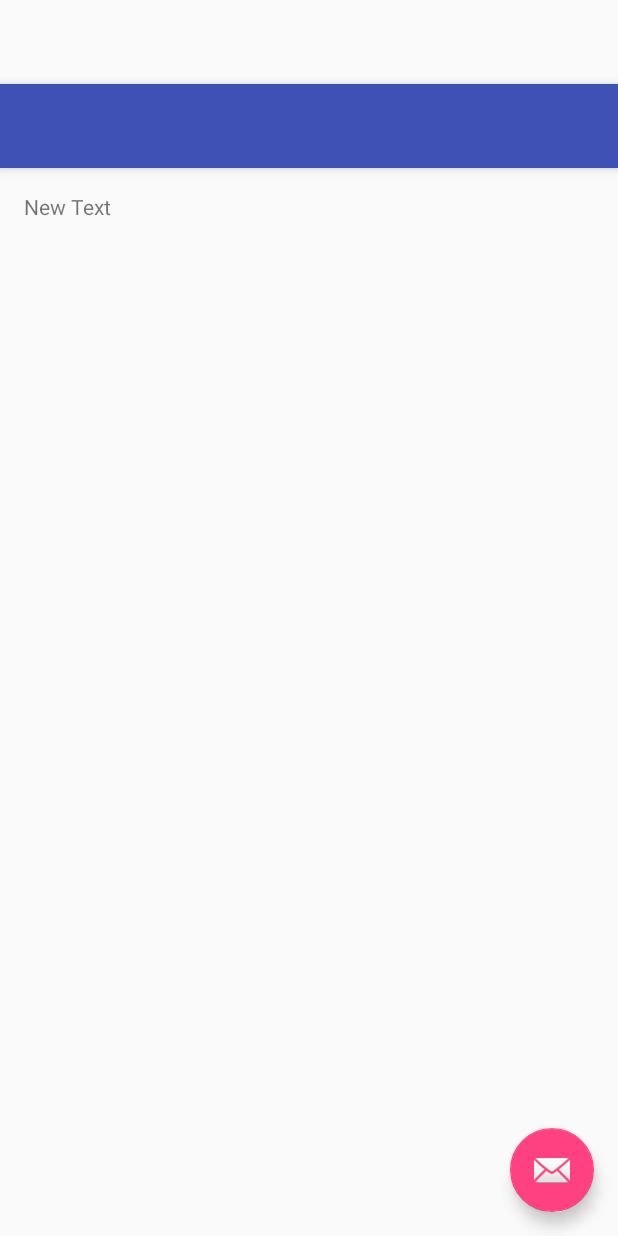
After one commit to zhangswings/Practice, an Android app: the layout activity_next.xml on its own in the app's theme, with its tools: preview values and no code run, on a phone screen of 412 x 824 dp. The commit adds this screen. Run offline under Robolectric (Android 15) with nearby library versions, the phone set to English and light mode, and no system bars.

Commit message:
TextView点击事件

```diff
--- a/app/build.gradle
+++ b/app/build.gradle
@@ -23,4 +23,5 @@ dependencies {
     compile fileTree(dir: 'libs', include: ['*.jar'])
     testCompile 'junit:junit:4.12'
     compile 'com.android.support:appcompat-v7:23.1.1'
+    compile 'com.android.support:design:23.1.1'
 }
--- a/app/src/main/AndroidManifest.xml
+++ b/app/src/main/AndroidManifest.xml
@@ -18,6 +18,10 @@
                 <category android:name="android.intent.category.LAUNCHER" />
             </intent-filter>
         </activity>
+        <activity
+            android:name=".NextActivity"
+            android:label="@string/title_activity_next"
+            android:theme="@style/AppTheme.NoActionBar"></activity>
     </application>
 
 </manifest>
--- /dev/null
+++ b/app/src/main/java/com/example/zhangswings/practice/NextActivity.java
@@ -0,0 +1,40 @@
+package com.example.zhangswings.practice;
+
+import android.os.Bundle;
+import android.support.design.widget.FloatingActionButton;
+import android.support.design.widget.Snackbar;
+import android.support.v7.app.AppCompatActivity;
+import android.support.v7.widget.Toolbar;
+import android.view.View;
+import android.widget.TextView;
+import android.widget.Toast;
+
+public class NextActivity extends AppCompatActivity {
+TextView mTextView;
+    @Override
+    protected void onCreate(Bundle savedInstanceState) {
+        super.onCreate(savedInstanceState);
+        setContentView(R.layout.activity_next);
+        Toolbar toolbar = (Toolbar) findViewById(R.id.toolbar);
+        setSupportActionBar(toolbar);
+
+        FloatingActionButton fab = (FloatingActionButton) findViewById(R.id.fab);
+        fab.setOnClickListener(new View.OnClickListener() {
+            @Override
+            public void onClick(View view) {
+                Snackbar.make(view, "Replace with your own action", Snackbar.LENGTH_LONG)
+                        .setAction("Action", null).show();
+            }
+        });
+        mTextView= (TextView) findViewById(R.id.textView);
+        mTextView.setOnClickListener(new View.OnClickListener() {
+            @Override
+            public void onClick(View v) {
+                Toast.makeText(NextActivity.this,"点击事件！！",Toast.LENGTH_LONG).show();
+            }
+        });
+
+
+    }
+
+}
--- /dev/null
+++ b/app/src/main/res/layout/activity_next.xml
@@ -0,0 +1,34 @@
+<?xml version="1.0" encoding="utf-8"?>
+<android.support.design.widget.CoordinatorLayout xmlns:android="http://schemas.android.com/apk/res/android"
+    xmlns:app="http://schemas.android.com/apk/res-auto"
+    xmlns:tools="http://schemas.android.com/tools"
+    android:layout_width="match_parent"
+    android:layout_height="match_parent"
+    android:fitsSystemWindows="true"
+    tools:context="com.example.zhangswings.practice.NextActivity">
+
+    <android.support.design.widget.AppBarLayout
+        android:layout_width="match_parent"
+        android:layout_height="wrap_content"
+        android:theme="@style/AppTheme.AppBarOverlay">
+
+        <android.support.v7.widget.Toolbar
+            android:id="@+id/toolbar"
+            android:layout_width="match_parent"
+            android:layout_height="?attr/actionBarSize"
+            android:background="?attr/colorPrimary"
+            app:popupTheme="@style/AppTheme.PopupOverlay" />
+
+    </android.support.design.widget.AppBarLayout>
+
+    <include layout="@layout/content_next" />
+
+    <android.support.design.widget.FloatingActionButton
+        android:id="@+id/fab"
+        android:layout_width="wrap_content"
+        android:layout_height="wrap_content"
+        android:layout_gravity="bottom|end"
+        android:layout_margin="@dimen/fab_margin"
+        android:src="@android:drawable/ic_dialog_email" />
+
+</android.support.design.widget.CoordinatorLayout>
--- /dev/null
+++ b/app/src/main/res/layout/content_next.xml
@@ -0,0 +1,22 @@
+<?xml version="1.0" encoding="utf-8"?>
+<RelativeLayout xmlns:android="http://schemas.android.com/apk/res/android"
+    xmlns:app="http://schemas.android.com/apk/res-auto"
+    xmlns:tools="http://schemas.android.com/tools"
+    android:layout_width="match_parent"
+    android:layout_height="match_parent"
+    android:paddingBottom="@dimen/activity_vertical_margin"
+    android:paddingLeft="@dimen/activity_horizontal_margin"
+    android:paddingRight="@dimen/activity_horizontal_margin"
+    android:paddingTop="@dimen/activity_vertical_margin"
+    app:layout_behavior="@string/appbar_scrolling_view_behavior"
+    tools:context="com.example.zhangswings.practice.NextActivity"
+    tools:showIn="@layout/activity_next">
+
+    <TextView
+        android:layout_width="match_parent"
+        android:layout_height="match_parent"
+        android:text="New Text"
+        android:id="@+id/textView"
+        android:layout_alignParentTop="true"
+        android:layout_alignParentEnd="true" />
+</RelativeLayout>
--- /dev/null
+++ b/app/src/main/res/values-v21/styles.xml
@@ -0,0 +1,9 @@
+<resources>>
+
+    <style name="AppTheme.NoActionBar">
+        <item name="windowActionBar">false</item>
+        <item name="windowNoTitle">true</item>
+        <item name="android:windowDrawsSystemBarBackgrounds">true</item>
+        <item name="android:statusBarColor">@android:color/transparent</item>
+    </style>
+</resources>
--- a/app/src/main/res/values/dimens.xml
+++ b/app/src/main/res/values/dimens.xml
@@ -2,4 +2,5 @@
     <!-- Default screen margins, per the Android Design guidelines. -->
     <dimen name="activity_horizontal_margin">16dp</dimen>
     <dimen name="activity_vertical_margin">16dp</dimen>
+    <dimen name="fab_margin">16dp</dimen>
 </resources>
--- a/app/src/main/res/values/strings.xml
+++ b/app/src/main/res/values/strings.xml
@@ -1,3 +1,4 @@
 <resources>
     <string name="app_name">Practice</string>
+    <string name="title_activity_next">NextActivity</string>
 </resources>
--- a/app/src/main/res/values/styles.xml
+++ b/app/src/main/res/values/styles.xml
@@ -8,4 +8,13 @@
         <item name="colorAccent">@color/colorAccent</item>
     </style>
 
+    <style name="AppTheme.NoActionBar">
+        <item name="windowActionBar">false</item>
+        <item name="windowNoTitle">true</item>
+    </style>
+
+    <style name="AppTheme.AppBarOverlay" parent="ThemeOverlay.AppCompat.Dark.ActionBar" />
+
+    <style name="AppTheme.PopupOverlay" parent="ThemeOverlay.AppCompat.Light" />
+
 </resources>
```
